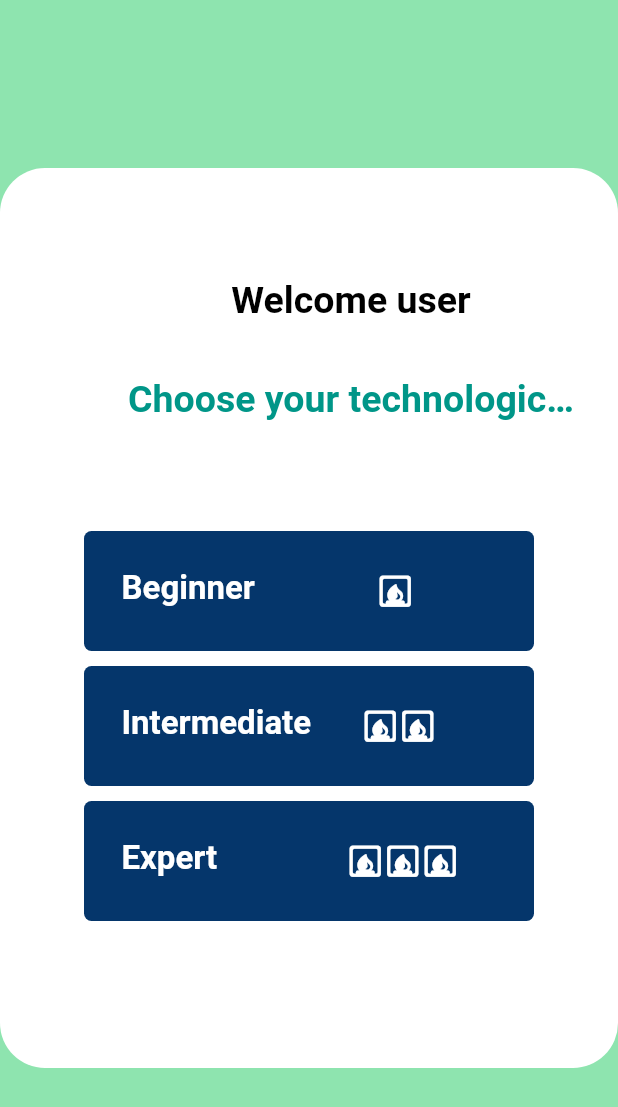
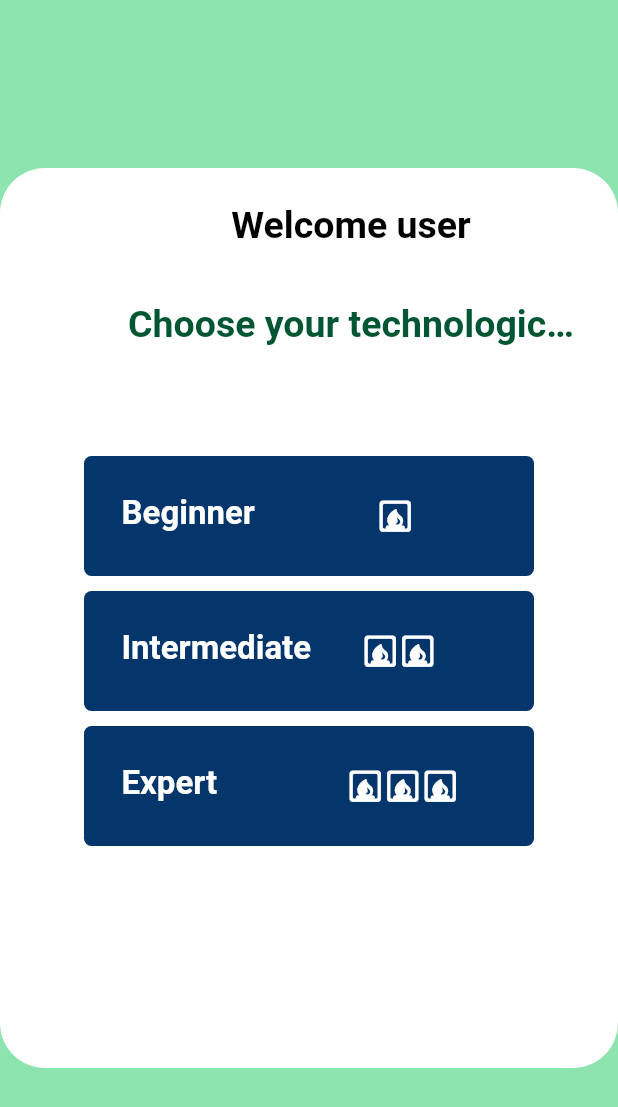
Before and after one commit to Tarzerk/threat-model, a Flutter app: the UserSelect screen opened directly, on a phone screen of 412 x 824 dp. Shown: the top 1107 px of the screen. Run offline on Flutter 3.47's test engine with Material 2 defaults, Android fonts, the light colour scheme and no system bars.

Commit message:
just doing this so i can pull from master pls ignore

```diff
--- a/lib/Screens.dart/error.dart
+++ b/lib/Screens.dart/error.dart
@@ -22,6 +22,8 @@ class _ErrorScreenState extends State<ErrorScreen> {
             height: 600,
           ),
           padding: EdgeInsets.all(10),
+          child: Container(
+            alignment: Alignment.topCenter,
             child: Column(
               children: <Widget>[
                 SizedBox(height: 50),
@@ -124,6 +126,7 @@ class _ErrorScreenState extends State<ErrorScreen> {
             ),
           ),
         ),
+      ),
     );
   }
 }
--- a/lib/Screens.dart/userTypeSelect.dart
+++ b/lib/Screens.dart/userTypeSelect.dart
@@ -39,7 +39,7 @@ class _UserSelectState extends State<UserSelect> {
           padding: EdgeInsets.all(10),
           child: Column(
             children: <Widget>[
-              SizedBox(height: 50),
+              //SizedBox(height: 50),
               AppBar(
                 title: Align(
                   alignment: Alignment.center,
@@ -69,7 +69,7 @@ class _UserSelectState extends State<UserSelect> {
                     textAlign: TextAlign.center,
                     style: TextStyle(
                         // change color ? ***
-                        color: Colors.teal,
+                        color: Color(0xff005533),
                         fontWeight: FontWeight.bold,
                         fontSize: 25),
                   ),
--- a/lib/main.dart
+++ b/lib/main.dart
@@ -2,7 +2,9 @@ import 'package:flutter/material.dart';
 import 'package:threat_model/Screens.dart/actionMenu.dart';
 import 'package:threat_model/Screens.dart/currentSecurity.dart';
 import 'package:threat_model/Screens.dart/login.dart';
+import 'package:threat_model/Screens.dart/risk.dart';
 import 'package:threat_model/Screens.dart/systemSelect.dart';
+import 'package:threat_model/Screens.dart/userTypeSelect.dart';
 import 'package:threat_model/Screens.dart/wait.dart';
 
 void main() {
```
Lines whose indentation alone changed are shown as unchanged.
